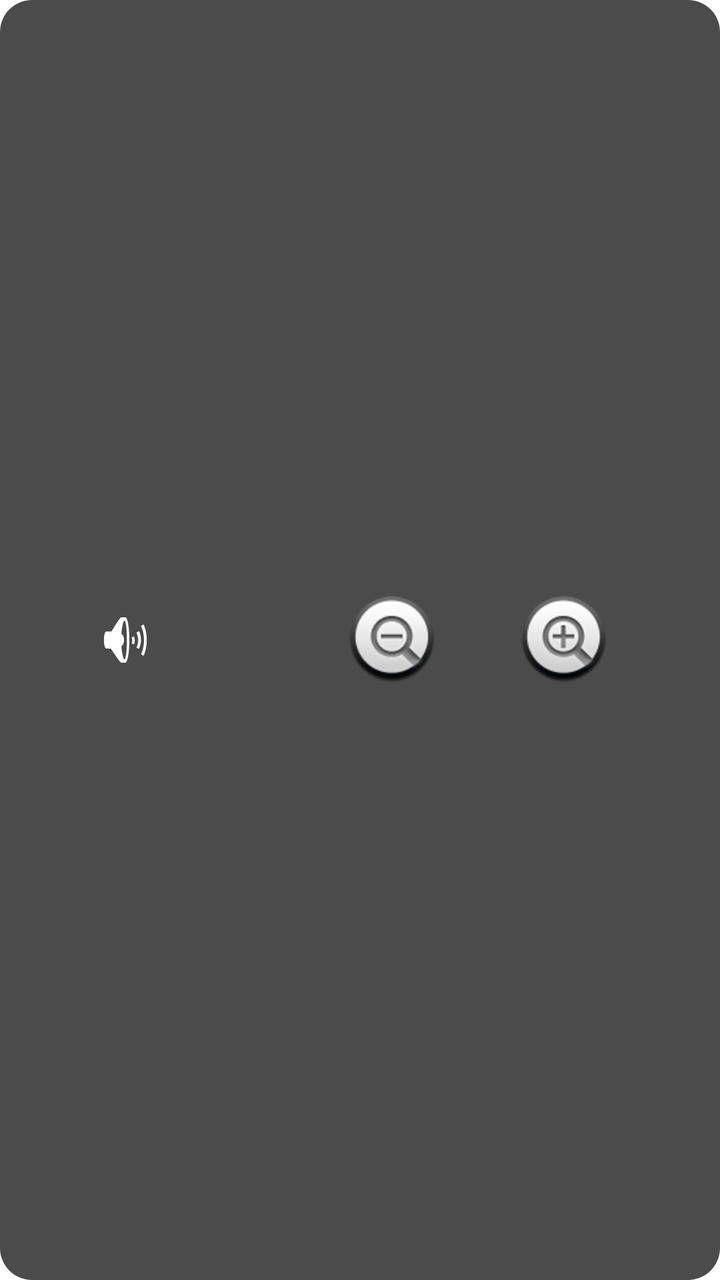
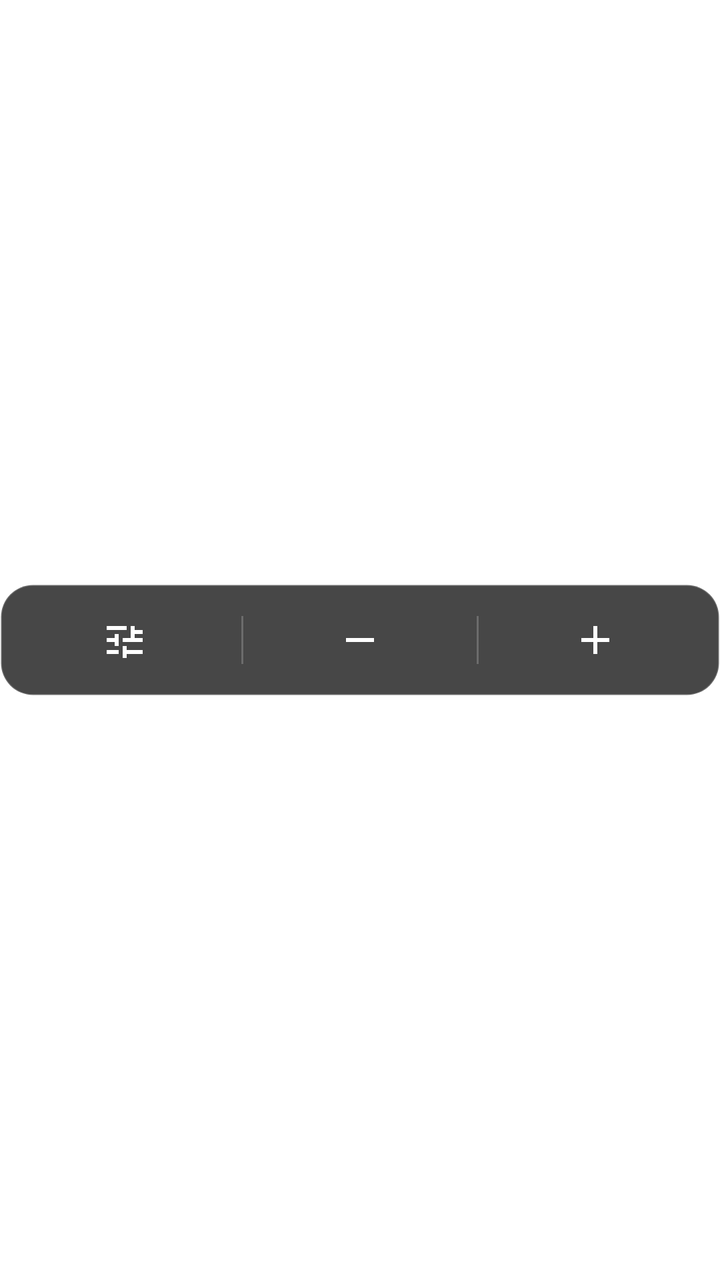

Before-and-after screenshots of an Android layout around one commit, followed by the original layout XML and the change that was made.
<!-- AndroidManifest.xml: fallback theme Theme.MaterialComponents.DayNight.NoActionBar -->
<!-- res/layout/widget_1x3.xml -->
<?xml version="1.0" encoding="utf-8"?>
<LinearLayout xmlns:android="http://schemas.android.com/apk/res/android"
    android:layout_width="match_parent"
    android:layout_height="match_parent"
    android:orientation="horizontal"
    android:padding="4dp"
    android:background="@drawable/widget_background"
    android:gravity="center">

    <ImageButton
        android:id="@+id/btn_panel"
        android:layout_width="0dp"
        android:layout_height="match_parent"
        android:layout_weight="1"
        android:src="@android:drawable/ic_lock_silent_mode_off"
        android:scaleType="centerInside"
        android:background="?android:attr/selectableItemBackgroundBorderless"
        android:contentDescription="Open volume panel" />

    <ImageButton
        android:id="@+id/btn_vol_down"
        android:layout_width="0dp"
        android:layout_height="match_parent"
        android:layout_weight="1"
        android:src="@android:drawable/btn_minus"
        android:scaleType="centerInside"
        android:background="?android:attr/selectableItemBackgroundBorderless"
        android:contentDescription="Volume down" />

    <ImageButton
        android:id="@+id/btn_vol_up"
        android:layout_width="0dp"
        android:layout_height="match_parent"
        android:layout_weight="1"
        android:src="@android:drawable/btn_plus"
        android:scaleType="centerInside"
        android:background="?android:attr/selectableItemBackgroundBorderless"
        android:contentDescription="Volume up" />

</LinearLayout>
<!-- resources referenced by this layout -->
<resources>
  <!-- drawable widget_background (drawable) -->
  <?xml version="1.0" encoding="utf-8"?>
  <shape xmlns:android="http://schemas.android.com/apk/res/android"
      android:shape="rectangle">
      <solid android:color="#CC1E1E1E" />
      <corners android:radius="16dp" />
  </shape>
</resources>

<!-- the commit's change to res/layout/widget_1x3.xml (unified diff, before → after) -->
@@ -1,40 +1,67 @@
 <?xml version="1.0" encoding="utf-8"?>
-<LinearLayout xmlns:android="http://schemas.android.com/apk/res/android"
+<FrameLayout xmlns:android="http://schemas.android.com/apk/res/android"
     android:layout_width="match_parent"
-    android:layout_height="match_parent"
-    android:orientation="horizontal"
-    android:padding="4dp"
-    android:background="@drawable/widget_background"
-    android:gravity="center">
+    android:layout_height="match_parent">
 
-    <ImageButton
-        android:id="@+id/btn_panel"
-        android:layout_width="0dp"
-        android:layout_height="match_parent"
-        android:layout_weight="1"
-        android:src="@android:drawable/ic_lock_silent_mode_off"
-        android:scaleType="centerInside"
-        android:background="?android:attr/selectableItemBackgroundBorderless"
-        android:contentDescription="Open volume panel" />
+    <LinearLayout
+        android:layout_width="match_parent"
+        android:layout_height="56dp"
+        android:layout_gravity="center"
+        android:orientation="horizontal"
+        android:padding="4dp"
+        android:background="@drawable/widget_background"
+        android:gravity="center">
 
-    <ImageButton
-        android:id="@+id/btn_vol_down"
-        android:layout_width="0dp"
-        android:layout_height="match_parent"
-        android:layout_weight="1"
-        android:src="@android:drawable/btn_minus"
-        android:scaleType="centerInside"
-        android:background="?android:attr/selectableItemBackgroundBorderless"
-        android:contentDescription="Volume down" />
+        <ImageButton
+            android:id="@+id/btn_panel"
+            android:layout_width="0dp"
+            android:layout_height="match_parent"
+            android:layout_weight="1"
+            android:src="@drawable/ic_vol_panel"
+            android:tint="#FFFFFFFF"
+            android:scaleType="centerInside"
+            android:padding="12dp"
+            android:background="?android:attr/selectableItemBackgroundBorderless"
+            android:contentDescription="Open volume panel" />
 
-    <ImageButton
-        android:id="@+id/btn_vol_up"
-        android:layout_width="0dp"
-        android:layout_height="match_parent"
-        android:layout_weight="1"
-        android:src="@android:drawable/btn_plus"
-        android:scaleType="centerInside"
-        android:background="?android:attr/selectableItemBackgroundBorderless"
-        android:contentDescription="Volume up" />
+        <ImageView
+            android:layout_width="1dp"
+            android:layout_height="24dp"
+            android:layout_gravity="center_vertical"
+            android:background="#33FFFFFF"
+            android:importantForAccessibility="no" />
 
-</LinearLayout>
+        <ImageButton
+            android:id="@+id/btn_vol_down"
+            android:layout_width="0dp"
+            android:layout_height="match_parent"
+            android:layout_weight="1"
+            android:src="@drawable/ic_vol_minus"
+            android:tint="#FFFFFFFF"
+            android:scaleType="centerInside"
+            android:padding="12dp"
+            android:background="?android:attr/selectableItemBackgroundBorderless"
+            android:contentDescription="Volume down" />
+
+        <ImageView
+            android:layout_width="1dp"
+            android:layout_height="24dp"
+            android:layout_gravity="center_vertical"
+            android:background="#33FFFFFF"
+            android:importantForAccessibility="no" />
+
+        <ImageButton
+            android:id="@+id/btn_vol_up"
+            android:layout_width="0dp"
+            android:layout_height="match_parent"
+            android:layout_weight="1"
+            android:src="@drawable/ic_vol_plus"
+            android:tint="#FFFFFFFF"
+            android:scaleType="centerInside"
+            android:padding="12dp"
+            android:background="?android:attr/selectableItemBackgroundBorderless"
+            android:contentDescription="Volume up" />
+
+    </LinearLayout>
+
+</FrameLayout>
<!-- resource entries referenced after the edit -->
@@ -1,10 +1,41 @@
 <!-- resources referenced by this layout -->
 <resources>
+  <!-- drawable ic_vol_minus (drawable) -->
+  <vector xmlns:android="http://schemas.android.com/apk/res/android"
+      android:width="24dp"
+      android:height="24dp"
+      android:viewportWidth="24"
+      android:viewportHeight="24">
+      <path
+          android:fillColor="#FFFFFFFF"
+          android:pathData="M19,13H5v-2h14v2z" />
+  </vector>
+  <!-- drawable ic_vol_panel (drawable) -->
+  <vector xmlns:android="http://schemas.android.com/apk/res/android"
+      android:width="24dp"
+      android:height="24dp"
+      android:viewportWidth="24"
+      android:viewportHeight="24">
+      <path
+          android:fillColor="#FFFFFFFF"
+          android:pathData="M3,17v2h6v-2H3zM3,5v2h10V5H3zM13,21v-2h8v-2h-8v-2h-2v6H13zM7,9v2H3v2h4v2h2V9H7zM21,13v-2H11v2H21zM17,9h4V7h-4V5h-2v6h2V9z" />
+  </vector>
+  <!-- drawable ic_vol_plus (drawable) -->
+  <vector xmlns:android="http://schemas.android.com/apk/res/android"
+      android:width="24dp"
+      android:height="24dp"
+      android:viewportWidth="24"
+      android:viewportHeight="24">
+      <path
+          android:fillColor="#FFFFFFFF"
+          android:pathData="M19,13h-6v6h-2v-6H5v-2h6V5h2v6h6v2z" />
+  </vector>
   <!-- drawable widget_background (drawable) -->
   <?xml version="1.0" encoding="utf-8"?>
   <shape xmlns:android="http://schemas.android.com/apk/res/android"
       android:shape="rectangle">
-      <solid android:color="#CC1E1E1E" />
+      <solid android:color="#CC1A1A1A" />
+      <stroke android:width="1dp" android:color="#33FFFFFF" />
       <corners android:radius="16dp" />
   </shape>
 </resources>
